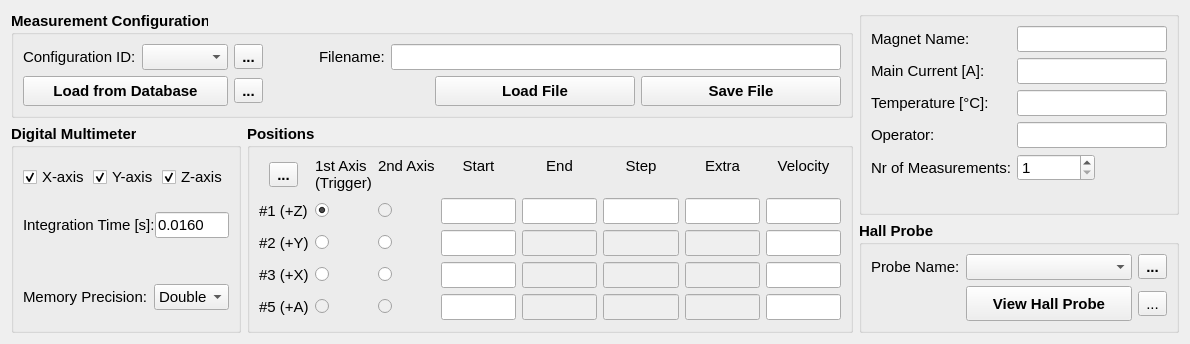
Qt form hallbench/gui/ui/configurationwidget.ui (lnls-ima/hall-bench-control) before a commit.
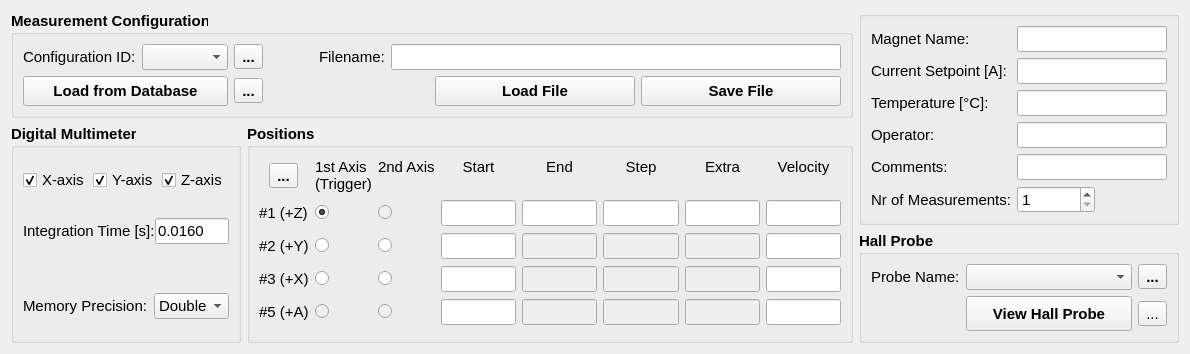
The same form after that commit. Icons and pictures are not drawn.

The edit to the form file:
```diff
--- a/hallbench/gui/ui/configurationwidget.ui
+++ b/hallbench/gui/ui/configurationwidget.ui
@@ -264,7 +264,7 @@
          </font>
         </property>
         <property name="text">
-         <string>Main Current [A]:</string>
+         <string>Current Setpoint [A]:</string>
         </property>
        </widget>
       </item>
@@ -342,7 +342,7 @@
         </property>
        </widget>
       </item>
-      <item row="4" column="0">
+      <item row="5" column="0">
        <widget class="QLabel" name="label_21">
         <property name="font">
          <font>
@@ -358,7 +358,7 @@
         </property>
        </widget>
       </item>
-      <item row="4" column="1">
+      <item row="5" column="1">
        <layout class="QHBoxLayout" name="horizontalLayout_4">
         <item>
          <widget class="QSpinBox" name="nr_measurements_sb">
@@ -397,6 +397,29 @@
         </item>
        </layout>
       </item>
+      <item row="4" column="0">
+       <widget class="QLabel" name="label_22">
+        <property name="font">
+         <font>
+          <weight>50</weight>
+          <bold>false</bold>
+         </font>
+        </property>
+        <property name="text">
+         <string>Comments:</string>
+        </property>
+       </widget>
+      </item>
+      <item row="4" column="1">
+       <widget class="QLineEdit" name="comments_le">
+        <property name="font">
+         <font>
+          <weight>50</weight>
+          <bold>false</bold>
+         </font>
+        </property>
+       </widget>
+      </item>
      </layout>
     </widget>
    </item>
```
Left out of the diff: 2 changed lines with no effect on the pictures.
